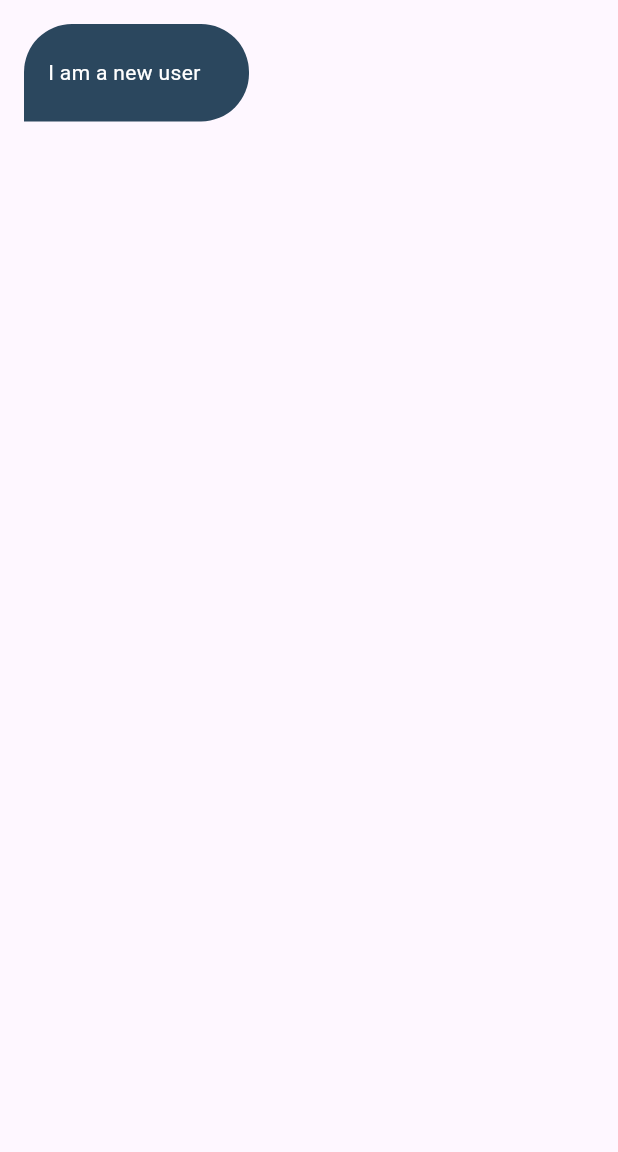
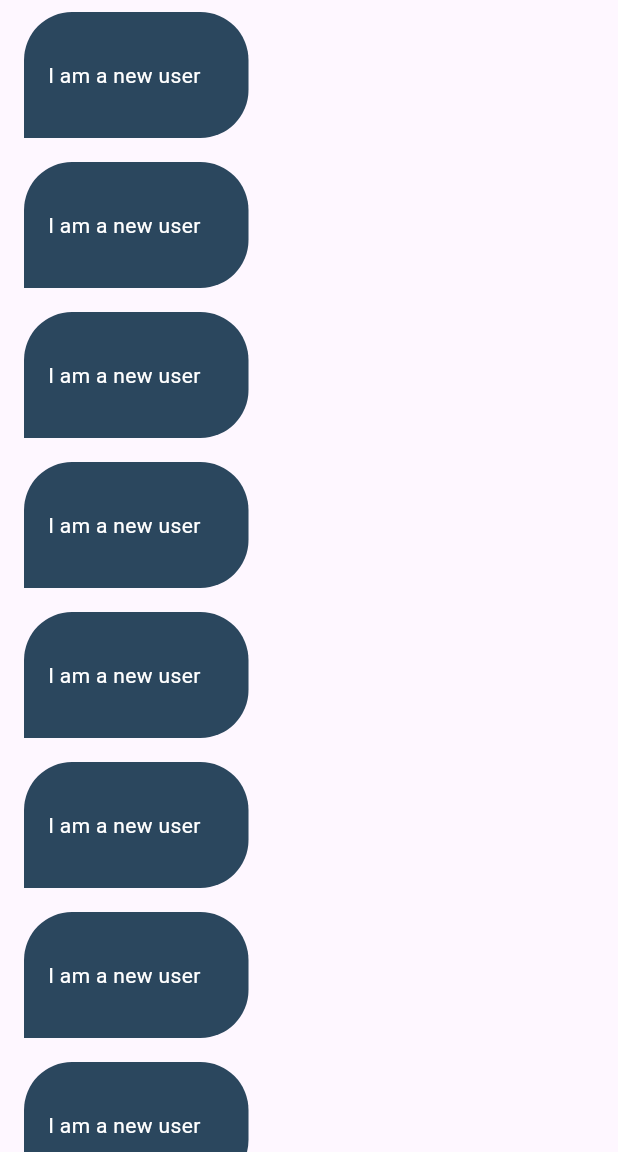
Before and after one commit to MohamedEssam9009/Scholar_chat, a Flutter app: the ChatPage screen opened by its route, on a phone screen of 412 x 824 dp, the part 84-1236 px from its top. Run offline on Flutter 3.47's test engine with Material 3 defaults, Android fonts, the phone set to English and light mode, and no system bars; our stand-ins replace firebase_auth, firebase_core, modal_progress_hud_nsn; accounts and stored records are empty.

Commit message:
chat bubble part 2

```diff
--- a/lib/pages/chat_page.dart
+++ b/lib/pages/chat_page.dart
@@ -26,7 +26,11 @@ class ChatPage extends StatelessWidget {
         ),
         centerTitle: true,
       ),
-      body: const ChatBubble(),
+      body: ListView.builder(
+        itemBuilder: (context, index) {
+          return ChatBubble();
+        },
+      ),
     );
   }
 }
--- a/lib/widgets/chat_bubble.dart
+++ b/lib/widgets/chat_bubble.dart
@@ -3,18 +3,20 @@ import 'package:flutter/material.dart';
 import '../constants.dart';
 
 class ChatBubble extends StatelessWidget {
-  const ChatBubble({
-    super.key,
-  });
+  const ChatBubble({super.key});
 
   @override
   Widget build(BuildContext context) {
-    return Container(
-      height: 65.0,
-      width: 150.0,
+    return Align(
       alignment: Alignment.centerLeft,
-      padding: const EdgeInsets.only(left: 16.0),
-      margin: const EdgeInsets.all(16.0),
+      child: Container(
+        padding: const EdgeInsets.only(
+          left: 16.0,
+          top: 32.0,
+          bottom: 32.0,
+          right: 32.0,
+        ),
+        margin: const EdgeInsets.symmetric(horizontal: 16.0, vertical: 8.0),
         decoration: const BoxDecoration(
           color: kPrimaryColor,
           borderRadius: BorderRadius.only(
@@ -27,6 +29,7 @@ class ChatBubble extends StatelessWidget {
           'I am a new user',
           style: TextStyle(color: Colors.white),
         ),
+      ),
     );
   }
 }
```
Lines whose indentation alone changed are shown as unchanged.
